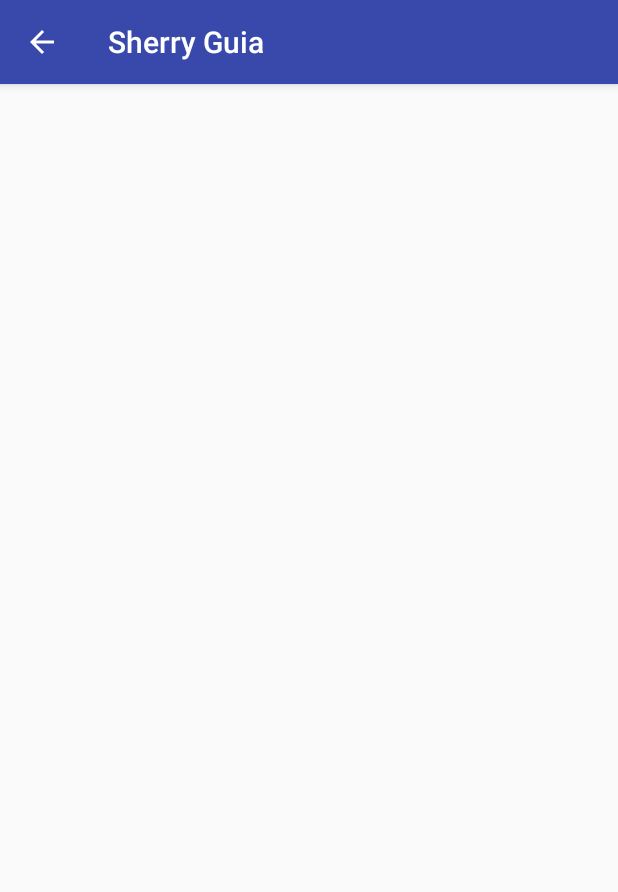
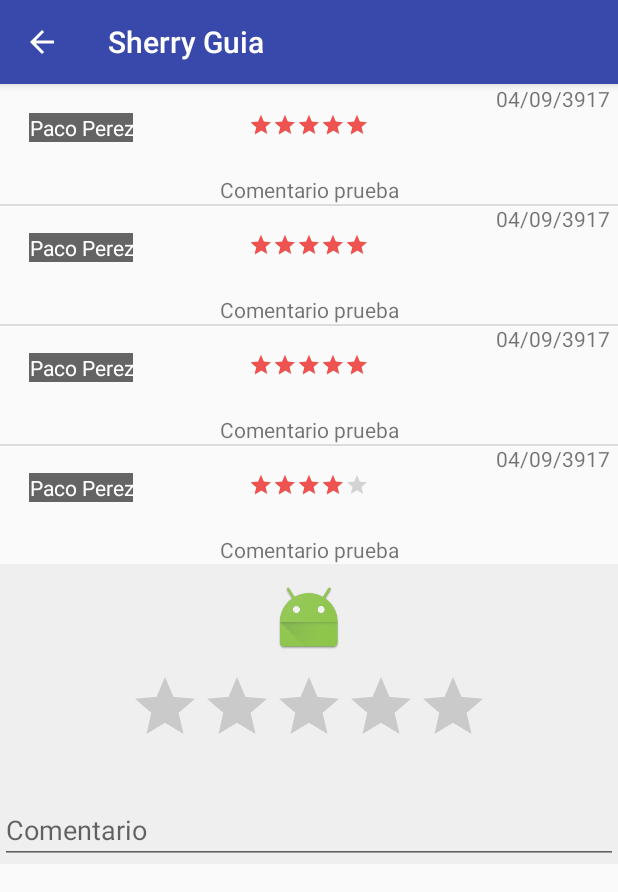
Before and after one commit to Pgl8/GuiaJerez, an Android app: the CommentsActivity screen opened directly, with no data from a screen before it, on a phone screen of 412 x 824 dp. Shown: the top 892 px of the screen. Run offline under Robolectric (Android 15) with nearby library versions, the phone set to English and light mode, and no system bars; our stand-ins replace Picasso; libraries missing offline, so code that uses them is left out: jp.wasabeef.picasso; pictures from the network do not load; 1 statement that could not run was skipped.

Commit message:
Sprint Comentarios

```diff
--- a/app/build.gradle
+++ b/app/build.gradle
@@ -32,6 +32,7 @@ dependencies {
 	compile fileTree(include: ['*.jar'], dir: 'libs')
 	compile 'com.android.support:appcompat-v7:23.4.0'
 	compile 'com.android.support:design:23.4.0'
+	compile 'com.android.support:recyclerview-v7:23.4.0'
 	compile 'com.google.android.gms:play-services-auth:8.3.0'
 	compile 'com.google.android.gms:play-services-location:8.3.0'
 	compile 'com.android.support:cardview-v7:23.4.0'
--- a/app/src/main/java/com/pgl8/sherryguia/CardViewAdapter.java
+++ b/app/src/main/java/com/pgl8/sherryguia/CardViewAdapter.java
@@ -8,16 +8,22 @@ import android.view.ViewGroup;
 import android.widget.RatingBar;
 import android.widget.TextView;
 
+import com.pgl8.sherryguia.models.Comentario;
+
+import java.util.List;
+
 /**
  * Custom adapter for the CardView.
  */
 
 public class CardViewAdapter extends RecyclerView.Adapter<CardViewAdapter.CustomViewHolder>{
+
 	private Context context;
+	private List<Comentario> comentarios;
 
-
-	public CardViewAdapter(Context context) {
+	public CardViewAdapter(Context context, List<Comentario> comentarios) {
 		this.context = context;
+		this.comentarios = comentarios;
 	}
 
 	@Override
@@ -28,12 +34,16 @@ public class CardViewAdapter extends RecyclerView.Adapter<CardViewAdapter.Custom
 
 	@Override
 	public void onBindViewHolder(CustomViewHolder holder, int position) {
-
+		Comentario comentario = comentarios.get(position);
+		holder.fecha.setText(comentario.getFecha());
+		holder.usuario.setText(comentario.getUsuario());
+		holder.comentario.setText(comentario.getTexto());
+		holder.ratingBar.setRating(comentario.getRating());
 	}
 
 	@Override
 	public int getItemCount() {
-		return 0;
+		return comentarios.size();
 	}
 
 	public class CustomViewHolder extends RecyclerView.ViewHolder {
--- a/app/src/main/java/com/pgl8/sherryguia/CommentsActivity.java
+++ b/app/src/main/java/com/pgl8/sherryguia/CommentsActivity.java
@@ -1,13 +1,75 @@
 package com.pgl8.sherryguia;
 
+import android.content.Intent;
+import android.net.Uri;
 import android.support.v7.app.AppCompatActivity;
 import android.os.Bundle;
+import android.support.v7.widget.LinearLayoutManager;
+import android.support.v7.widget.RecyclerView;
+import android.util.Log;
+import android.widget.ImageView;
+
+import com.pgl8.sherryguia.models.Comentario;
+import com.squareup.picasso.Picasso;
+
+import java.net.MalformedURLException;
+import java.net.URL;
+import java.text.SimpleDateFormat;
+import java.util.ArrayList;
+import java.util.Date;
+import java.util.List;
+import java.util.Locale;
+
+import jp.wasabeef.picasso.transformations.CropCircleTransformation;
 
 public class CommentsActivity extends AppCompatActivity {
+
+	private static final String TAG = "CommentsActivity";
+	private List<Comentario> comentarios;
+	private RecyclerView listaComentarios;
+	private CardViewAdapter adaptador;
+	private ImageView imageView;
+	public String accountName;
+	public String accountPhoto;
 
 	@Override
 	protected void onCreate(Bundle savedInstanceState) {
 		super.onCreate(savedInstanceState);
 		setContentView(R.layout.activity_comments);
+		imageView = (ImageView) findViewById(R.id.imageComment);
+
+		Intent intent = getIntent();
+		accountName = intent.getStringExtra("accountName");
+		accountPhoto = intent.getStringExtra("accountPhoto");
+
+		Picasso.with(this).load(accountPhoto).resize(150, 150).transform(new CropCircleTransformation()).into(imageView);
+
+		listaComentarios = (RecyclerView) findViewById(R.id.recyclerView);
+		listaComentarios.addItemDecoration(new DividerItemDecoration(this));
+		LinearLayoutManager manager = new LinearLayoutManager(this);
+		manager.setOrientation(LinearLayoutManager.VERTICAL);
+		listaComentarios.setLayoutManager(manager);
+
+		data();
+		inicializaAdaptador();
+
 	}
+
+	private void data() {
+		comentarios = new ArrayList<>();
+		comentarios.add(new Comentario("Paco Perez", "Comentario prueba", new SimpleDateFormat("dd/MM/yyyy", Locale.ITALY).format(new Date(2017, 8, 4)), 5));
+		comentarios.add(new Comentario("Paco Perez", "Comentario prueba", new SimpleDateFormat("dd/MM/yyyy", Locale.ITALY).format(new Date(2017, 8, 4)), 5));
+		comentarios.add(new Comentario("Paco Perez", "Comentario prueba", new SimpleDateFormat("dd/MM/yyyy", Locale.ITALY).format(new Date(2017, 8, 4)), 5));
+		comentarios.add(new Comentario("Paco Perez", "Comentario prueba", new SimpleDateFormat("dd/MM/yyyy", Locale.ITALY).format(new Date(2017, 8, 4)), 4));
+
+		if(comentarios.size() <= 0){
+
+		}
+	}
+
+	private void inicializaAdaptador() {
+		adaptador = new CardViewAdapter(this, comentarios);
+		listaComentarios.setAdapter(adaptador);
+	}
+
 }
--- a/app/src/main/java/com/pgl8/sherryguia/DetailsActivity.java
+++ b/app/src/main/java/com/pgl8/sherryguia/DetailsActivity.java
@@ -23,7 +23,7 @@ import java.util.Scanner;
 
 public class DetailsActivity extends AppCompatActivity {
 	// URL local, cambiar a servidor.
-	private final String url = "http://192.168.1.38:8080/conexiondb/demo/vinoService/vino/";
+	private final String url = "http://192.168.1.34:8080/conexiondb/demo/vinoService/vino/";
 
 	@Override
 	protected void onCreate(Bundle savedInstanceState) {
@@ -102,6 +102,9 @@ public class DetailsActivity extends AppCompatActivity {
 
 			mDialog.dismiss();
 
+			if(jsonResponse.isEmpty()){
+				Toast.makeText(DetailsActivity.this, "Hubo un problema de conexión.", Toast.LENGTH_LONG).show();
+			}else{
 				Gson gson = new GsonBuilder().disableHtmlEscaping().create();
 				Vino vino = gson.fromJson(jsonResponse, Vino.class);
 
@@ -118,3 +121,4 @@ public class DetailsActivity extends AppCompatActivity {
 			}
 		}
 	}
+}
--- /dev/null
+++ b/app/src/main/java/com/pgl8/sherryguia/DividerItemDecoration.java
@@ -0,0 +1,53 @@
+package com.pgl8.sherryguia;
+
+import android.content.Context;
+import android.content.res.TypedArray;
+import android.graphics.Canvas;
+import android.graphics.drawable.Drawable;
+import android.support.v4.content.ContextCompat;
+import android.support.v7.widget.RecyclerView;
+import android.view.View;
+
+
+
+public class DividerItemDecoration extends RecyclerView.ItemDecoration {
+
+	private static final int[] ATTRS = new int[]{android.R.attr.listDivider};
+
+	private Drawable divider;
+
+	/**
+	 * Default divider will be used
+	 */
+	public DividerItemDecoration(Context context) {
+		final TypedArray styledAttributes = context.obtainStyledAttributes(ATTRS);
+		divider = styledAttributes.getDrawable(0);
+		styledAttributes.recycle();
+	}
+
+	/**
+	 * Custom divider will be used
+	 */
+	public DividerItemDecoration(Context context, int resId) {
+		divider = ContextCompat.getDrawable(context, resId);
+	}
+
+	@Override
+	public void onDraw(Canvas c, RecyclerView parent, RecyclerView.State state) {
+		int left = parent.getPaddingLeft();
+		int right = parent.getWidth() - parent.getPaddingRight();
+
+		int childCount = parent.getChildCount();
+		for (int i = 0; i < childCount; i++) {
+			View child = parent.getChildAt(i);
+
+			RecyclerView.LayoutParams params = (RecyclerView.LayoutParams) child.getLayoutParams();
+
+			int top = child.getBottom() + params.bottomMargin;
+			int bottom = top + divider.getIntrinsicHeight();
+
+			divider.setBounds(left, top, right, bottom);
+			divider.draw(c);
+		}
+	}
+}
--- a/app/src/main/java/com/pgl8/sherryguia/models/Comentario.java
+++ b/app/src/main/java/com/pgl8/sherryguia/models/Comentario.java
@@ -1,26 +1,22 @@
 package com.pgl8.sherryguia.models;
+
+import java.util.Date;
 
 /**
  * Clase para dar forma a los comentarios de la app.
  */
 
 public class Comentario {
-	private String date;
 	private String usuario;
 	private String texto;
+	private String fecha;
+	private int rating;
 
-	public Comentario(String date, String usuario, String texto) {
-		this.date = date;
+	public Comentario(String usuario, String texto, String fecha, int rating) {
 		this.usuario = usuario;
 		this.texto = texto;
-	}
-
-	public String getDate() {
-		return date;
-	}
-
-	public void setDate(String date) {
-		this.date = date;
+		this.fecha = fecha;
+		this.rating = rating;
 	}
 
 	public String getUsuario() {
@@ -38,4 +34,30 @@ public class Comentario {
 	public void setTexto(String texto) {
 		this.texto = texto;
 	}
+
+	public String getFecha() {
+		return fecha;
+	}
+
+	public void setFecha(String fecha) {
+		this.fecha = fecha;
+	}
+
+	public int getRating() {
+		return rating;
+	}
+
+	public void setRating(int rating) {
+		this.rating = rating;
+	}
+
+	@Override
+	public String toString() {
+		return "Comentario{" +
+				"usuario='" + usuario + '\'' +
+				", texto='" + texto + '\'' +
+				", fecha='" + fecha + '\'' +
+				", rating=" + rating +
+				'}';
+	}
 }
--- a/app/src/main/res/layout/activity_comments.xml
+++ b/app/src/main/res/layout/activity_comments.xml
@@ -1,12 +1,49 @@
 <?xml version="1.0" encoding="utf-8"?>
-<LinearLayout xmlns:android="http://schemas.android.com/apk/res/android"
-              android:id="@+id/fragment_container"
+<LinearLayout android:id="@+id/fragment_container"
+              xmlns:android="http://schemas.android.com/apk/res/android"
+              xmlns:app="http://schemas.android.com/apk/res-auto"
               android:layout_width="match_parent"
-              android:layout_height="match_parent">
+              android:layout_height="wrap_content"
+              android:orientation="vertical">
 
 	<android.support.v7.widget.RecyclerView
+		android:id="@+id/recyclerView"
 		android:layout_width="match_parent"
-		android:layout_height="match_parent"
-		android:id="@+id/recyclerView"/>
+		android:layout_height="wrap_content"/>
+
+	<RelativeLayout
+		android:layout_width="match_parent"
+		android:layout_height="200dp"
+		android:orientation="vertical"
+		android:background="#efefef">
+
+		<RatingBar
+			android:id="@+id/ratingBar2"
+			android:layout_width="wrap_content"
+			android:layout_height="wrap_content"
+			android:layout_centerHorizontal="true"
+			android:layout_centerVertical="true"/>
+
+		<EditText
+			android:id="@+id/editText"
+			android:layout_width="match_parent"
+			android:layout_height="wrap_content"
+			android:layout_alignParentBottom="true"
+			android:layout_alignParentEnd="true"
+			android:layout_alignParentRight="true"
+			android:ems="10"
+			android:hint="Comentario"
+			android:inputType="textShortMessage"
+			/>
+
+		<ImageView
+			android:id="@+id/imageComment"
+			android:layout_width="wrap_content"
+			android:layout_height="wrap_content"
+			android:layout_alignParentTop="true"
+			android:layout_centerHorizontal="true"
+			android:layout_marginTop="12dp"
+			app:srcCompat="@mipmap/ic_launcher"/>
+	</RelativeLayout>
 
 </LinearLayout>
--- a/app/src/main/res/layout/comment_row.xml
+++ b/app/src/main/res/layout/comment_row.xml
@@ -1,19 +1,11 @@
 <?xml version="1.0" encoding="utf-8"?>
-<android.support.v7.widget.CardView xmlns:android="http://schemas.android.com/apk/res/android"
-                                    xmlns:app="http://schemas.android.com/apk/res-auto"
-                                    android:id="@+id/cardview"
-                                    android:layout_width="wrap_content"
-                                    android:layout_height="wrap_content"
-                                    android:layout_marginTop="10dp"
-                                    android:layout_marginBottom="5dp"
-                                    android:layout_marginLeft="10dp"
-                                    android:layout_marginRight="10dp"
-                                    app:cardElevation="3dp"
-                                    app:cardCornerRadius="3dp">
 
-	<RelativeLayout
-		android:layout_width="wrap_content"
-		android:layout_height="80dp">
+
+<RelativeLayout
+	android:id="@+id/commentRow"
+	android:layout_width="match_parent"
+	android:layout_height="80dp"
+	xmlns:android="http://schemas.android.com/apk/res/android">
 
 		<TextView
 			android:id="@+id/dateText"
@@ -62,6 +54,3 @@
 			android:layout_centerHorizontal="true"/>
 
 	</RelativeLayout>
-
-
-</android.support.v7.widget.CardView>
--- a/app/src/main/res/values/strings.xml
+++ b/app/src/main/res/values/strings.xml
@@ -12,6 +12,6 @@
 	<string name="tracking_quality_indicator_good">Calidad Tracking: Buena</string>
 	<string name="defaultDate">20/01/2017</string>
 	<string name="defaultName">Usuario López</string>
-	<string name="defaultText">Comentario de prueba largo para una mejor adaptanilidad con el layout.</string>
+	<string name="defaultText">Comentario de prueba largo para una mejor adaptabilidad con el layout.</string>
 	<string name="inicia">Por favor inicia sesión con Google</string>
 </resources>
```
Also changed, not shown: app/src/main/java/com/pgl8/sherryguia/ExtendedTrackingActivity.java (+22 -1 lines), app/src/main/java/com/pgl8/sherryguia/PrincipalActivity.java (+10 -1 lines). Lines whose indentation alone changed are shown as unchanged.
